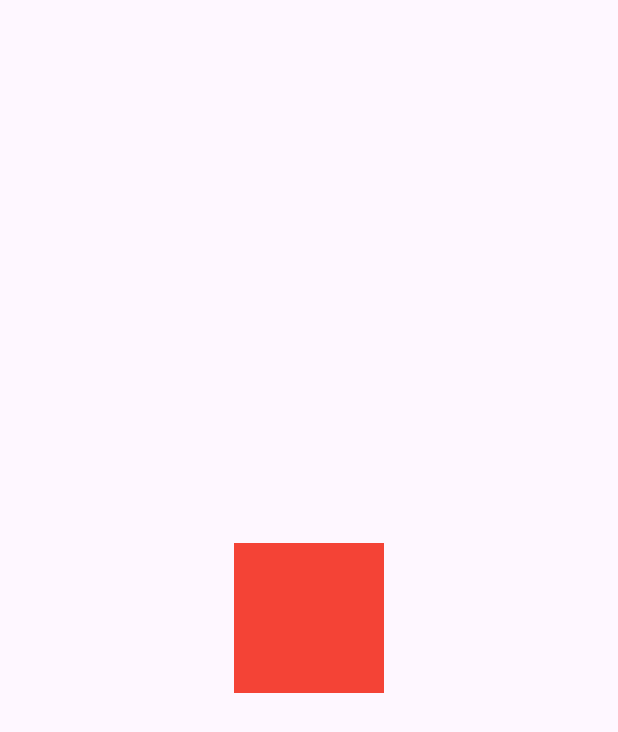
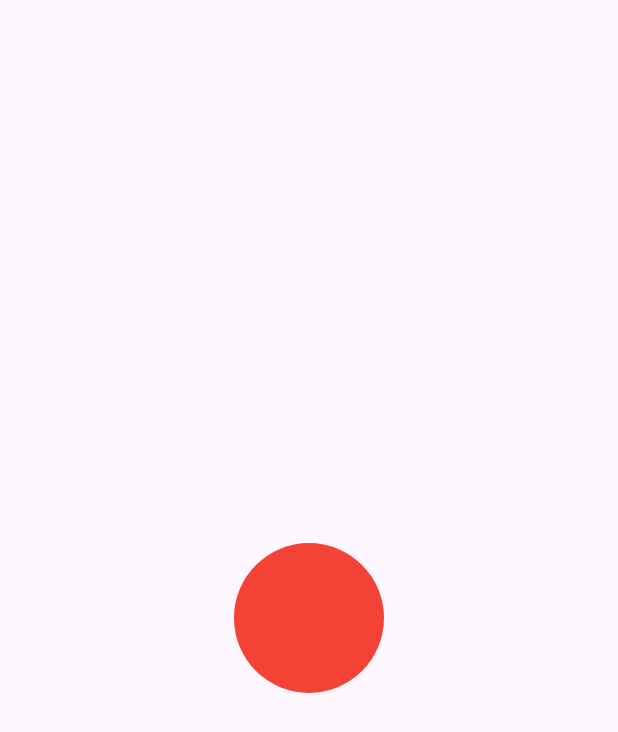
Before and after one commit to itbebop/flutter_tilt_sensor, a Flutter app: the screen it shows after launch, on a phone screen of 412 x 824 dp. Shown: the top 732 px of the screen. Run offline on Flutter 3.47's test engine with Material 3 defaults, Android fonts, the phone set to English and light mode, and no system bars.

Commit message:
faet: decoration decoration쓰는 경우 color는 밖에 따로 설정하면 오류남. deco 안에 써야함

```diff
--- a/lib/main.dart
+++ b/lib/main.dart
@@ -33,9 +33,12 @@ class SensorApp extends StatelessWidget {
             left: centerX,
             top: centerY,
             child: Container(
+              decoration: const BoxDecoration(
+                shape: BoxShape.circle,
+                color: Colors.red,
+              ),
               width: 100,
               height: 100,
-              color: Colors.red,
             ),
           )
         ],
```
